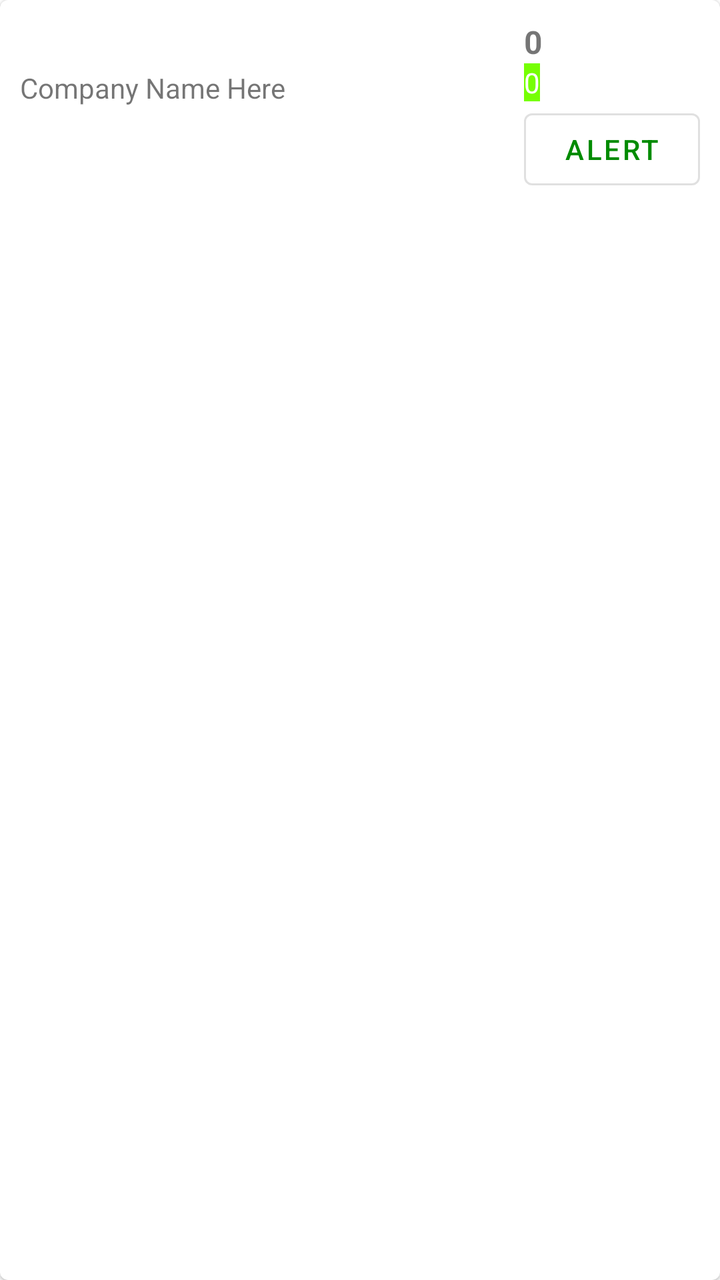
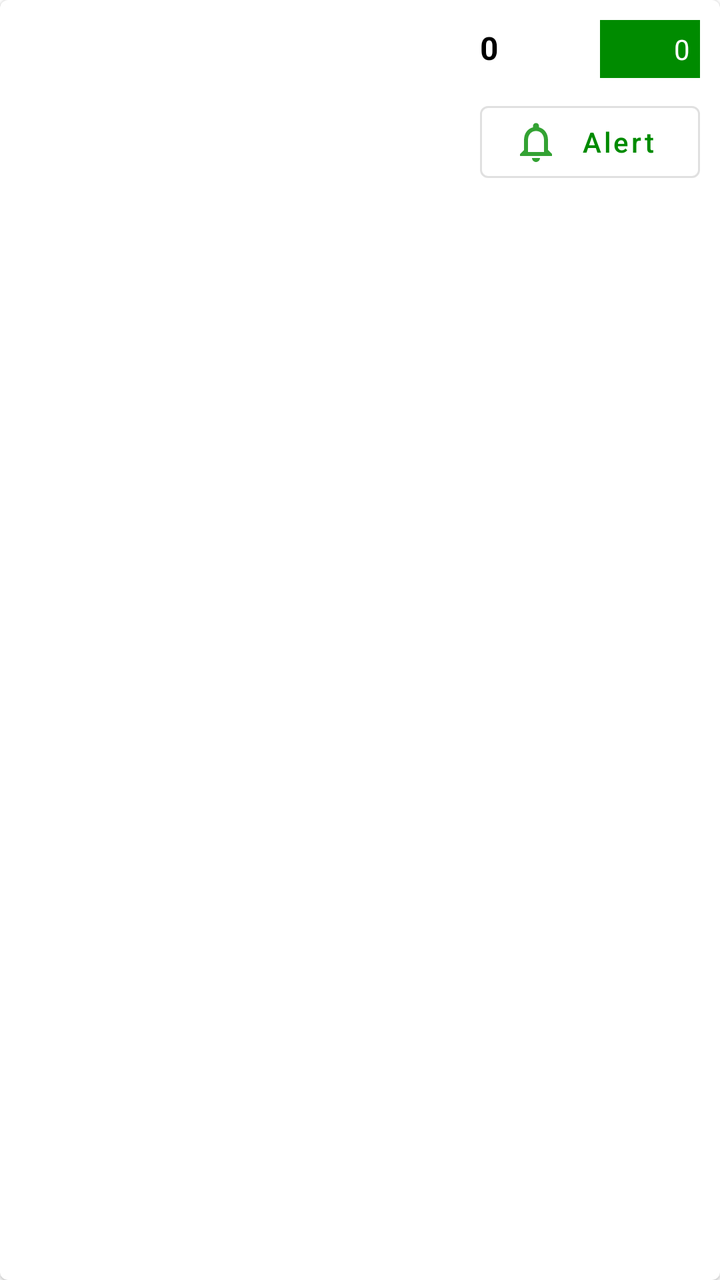

Two renders of the same Android screen: before a commit and after it. Below are the layout's source before the change and the commit's diff.
<!-- AndroidManifest.xml: application theme AppTheme -->
<!-- res/layout/watch_list_content.xml -->
<?xml version="1.0" encoding="utf-8"?>
<com.google.android.material.card.MaterialCardView
    xmlns:android="http://schemas.android.com/apk/res/android" android:layout_width="match_parent"
    android:layout_height="wrap_content"
    >
    <RelativeLayout
        android:layout_width="wrap_content"
        android:layout_height="wrap_content"
        >
        <LinearLayout
            android:layout_width="wrap_content"
            android:layout_height="match_parent"
            android:orientation="vertical"
            android:layout_alignParentLeft="true"
            android:layout_margin="10dp"
            >
            <TextView
                android:layout_width="wrap_content"
                android:layout_height="wrap_content"
                android:id="@+id/watched_symbol"
                android:textStyle="bold"
                android:textSize="18sp"
                />
            <TextView
                android:layout_width="wrap_content"
                android:layout_height="wrap_content"
                android:text="Company Name Here"
                />
            <TextView
                android:layout_width="wrap_content"
                android:layout_height="wrap_content"
                android:id="@+id/watched_sell"/>
            <TextView
                android:layout_width="wrap_content"
                android:layout_height="wrap_content"
                android:id="@+id/watched_buy"
                />
        </LinearLayout>
        <LinearLayout
            android:layout_width="wrap_content"
            android:layout_height="wrap_content"
            android:orientation="vertical"
            android:layout_alignParentRight="true"
            android:layout_margin="10dp"
            >
            <TextView
                android:layout_width="wrap_content"
                android:layout_height="wrap_content"
                android:id="@+id/current_price"
                android:textSize="16sp"
                android:textStyle="bold"
                android:text="0"
                />
            <TextView
                android:background="@color/colorUpTrend"
                android:layout_width="wrap_content"
                android:layout_height="wrap_content"
                android:id="@+id/percent_change"
                android:textColor="#ffff"
                android:text="0"/>
            <com.google.android.material.button.MaterialButton
                android:id="@+id/btn_buy_sell"
                android:layout_width="wrap_content"
                android:layout_height="wrap_content"
                style="?attr/materialButtonOutlinedStyle"
                android:text="Alert"
                />
        </LinearLayout>
    </RelativeLayout>
</com.google.android.material.card.MaterialCardView>
<!-- resources referenced by this layout -->
<resources>
  <color name="colorUpTrend">#76ff03</color>
  <style name="AppTheme" parent="Theme.MaterialComponents.Light">
          
          <item name="colorPrimary">@color/colorPrimary</item>
          <item name="colorPrimaryDark">@color/colorPrimaryDark</item>
          <item name="colorAccent">@color/colorAccent</item>
          <item name="statusBarBackground">@color/colorAccent</item>
      </style>
  <color name="colorPrimary">#008b00</color>
  <color name="colorPrimaryDark">#00b248</color>
  <color name="colorAccent">#008b00</color>
</resources>

<!-- the commit's change to res/layout/watch_list_content.xml (unified diff, before → after) -->
@@ -2,12 +2,12 @@
 <com.google.android.material.card.MaterialCardView
     xmlns:android="http://schemas.android.com/apk/res/android" android:layout_width="match_parent"
     android:layout_height="wrap_content"
+    android:layout_margin="5dp"
     >
     <RelativeLayout
         android:layout_width="wrap_content"
         android:layout_height="wrap_content"
-        >
-        <LinearLayout
+        ><LinearLayout
             android:layout_width="wrap_content"
             android:layout_height="match_parent"
             android:orientation="vertical"
@@ -20,13 +20,16 @@
                 android:id="@+id/watched_symbol"
                 android:textStyle="bold"
                 android:textSize="18sp"
+                android:textColor="#000"
                 />
             <TextView
                 android:layout_width="wrap_content"
                 android:layout_height="wrap_content"
-                android:text="Company Name Here"
+                android:text=""
+                android:id="@+id/company_name"
                 />
             <TextView
+                android:layout_marginTop="8dp"
                 android:layout_width="wrap_content"
                 android:layout_height="wrap_content"
                 android:id="@+id/watched_sell"/>
@@ -43,26 +46,41 @@
             android:layout_alignParentRight="true"
             android:layout_margin="10dp"
             >
-            <TextView
+            <LinearLayout
                 android:layout_width="wrap_content"
                 android:layout_height="wrap_content"
-                android:id="@+id/current_price"
-                android:textSize="16sp"
-                android:textStyle="bold"
-                android:text="0"
-                />
-            <TextView
-                android:background="@color/colorUpTrend"
-                android:layout_width="wrap_content"
-                android:layout_height="wrap_content"
-                android:id="@+id/percent_change"
-                android:textColor="#ffff"
-                android:text="0"/>
+                android:orientation="horizontal"
+                android:layout_weight="1" >
+                <TextView
+                    android:layout_width="wrap_content"
+                    android:layout_height="wrap_content"
+                    android:id="@+id/current_price"
+                    android:textSize="16sp"
+                    android:textStyle="bold"
+                    android:textColor="#000"
+                    android:width="50dp"
+                    android:text="0"
+                    android:layout_marginEnd="10dp"
+                    />
+                <com.google.android.material.textview.MaterialTextView
+                    android:background="@color/colorPrimary"
+                    android:layout_width="50dp"
+                    android:layout_height="wrap_content"
+                    android:id="@+id/percent_change"
+                    android:textAlignment="viewEnd"
+                    android:textColor="#ffff"
+                    android:padding="5dp"
+                    android:text="0"/>
+            </LinearLayout>
             <com.google.android.material.button.MaterialButton
                 android:id="@+id/btn_buy_sell"
-                android:layout_width="wrap_content"
+                android:layout_width="fill_parent"
                 android:layout_height="wrap_content"
+                android:layout_marginTop="8dp"
                 style="?attr/materialButtonOutlinedStyle"
+                android:textAllCaps="false"
+                android:drawableLeft="@drawable/ic_action_notify"
+                android:drawableTint="@color/colorPrimary"
                 android:text="Alert"
                 />
         </LinearLayout>
<!-- resource entries referenced after the edit -->
@@ -1,6 +1,5 @@
 <!-- resources referenced by this layout -->
 <resources>
-  <color name="colorUpTrend">#76ff03</color>
   <style name="AppTheme" parent="Theme.MaterialComponents.Light">
           
           <item name="colorPrimary">@color/colorPrimary</item>
@@ -9,6 +8,18 @@
           <item name="statusBarBackground">@color/colorAccent</item>
       </style>
   <color name="colorPrimary">#008b00</color>
+  <!-- drawable ic_action_notify (drawable-anydpi) -->
+  <vector xmlns:android="http://schemas.android.com/apk/res/android"
+      android:width="24dp"
+      android:height="24dp"
+      android:viewportWidth="24"
+      android:viewportHeight="24"
+      android:tint="#FFFFFF"
+      android:alpha="0.8">
+      <path
+          android:fillColor="#FF000000"
+          android:pathData="M12,22c1.1,0 2,-0.9 2,-2h-4c0,1.1 0.9,2 2,2zM18,16v-5c0,-3.07 -1.63,-5.64 -4.5,-6.32L13.5,4c0,-0.83 -0.67,-1.5 -1.5,-1.5s-1.5,0.67 -1.5,1.5v0.68C7.64,5.36 6,7.92 6,11v5l-2,2v1h16v-1l-2,-2zM16,17L8,17v-6c0,-2.48 1.51,-4.5 4,-4.5s4,2.02 4,4.5v6z"/>
+  </vector>
   <color name="colorPrimaryDark">#00b248</color>
   <color name="colorAccent">#008b00</color>
 </resources>
